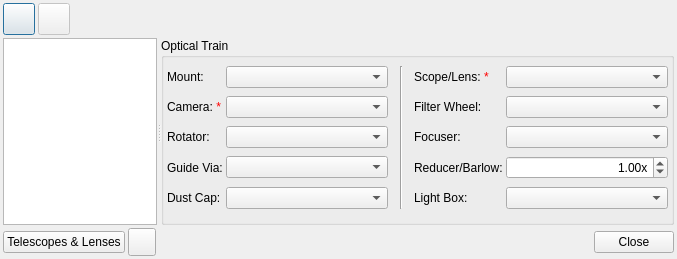
Above: kstars/ekos/auxiliary/opticaltrains.ui from KDE/kstars before the change. Below: the same form after it.
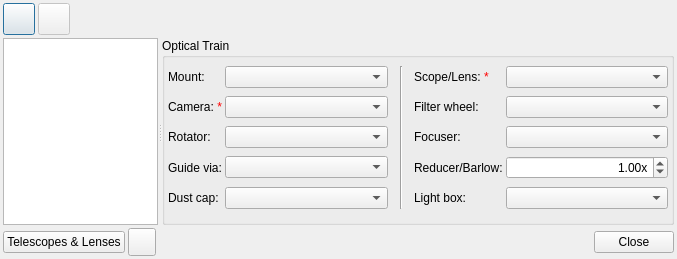
That is the form after the change. Icons and pictures are not drawn.

Diff of the .ui file:
```diff
--- a/kstars/ekos/auxiliary/opticaltrains.ui
+++ b/kstars/ekos/auxiliary/opticaltrains.ui
@@ -206,7 +206,7 @@
           <string>Select a mechanized dust cap if any (e.g. FlipFlat).</string>
          </property>
          <property name="text">
-          <string>Dust Cap:</string>
+          <string>Dust cap:</string>
          </property>
          <property name="alignment">
           <set>Qt::AlignLeading|Qt::AlignLeft|Qt::AlignVCenter</set>
@@ -262,7 +262,7 @@
           <string>Select a flat field lightbox if any (e.g. FlipFlat).</string>
          </property>
          <property name="text">
-          <string>Light Box:</string>
+          <string>Light box:</string>
          </property>
          <property name="alignment">
           <set>Qt::AlignLeading|Qt::AlignLeft|Qt::AlignVCenter</set>
@@ -275,7 +275,7 @@
           <string>&lt;html&gt;&lt;head/&gt;&lt;body&gt;&lt;p&gt;Select a filter wheel.&lt;/p&gt;&lt;p&gt;This could be a dedicated filter wheel or part of a camera driver.&lt;/p&gt;&lt;/body&gt;&lt;/html&gt;</string>
          </property>
          <property name="text">
-          <string>Filter Wheel:</string>
+          <string>Filter wheel:</string>
          </property>
          <property name="alignment">
           <set>Qt::AlignLeading|Qt::AlignLeft|Qt::AlignVCenter</set>
@@ -298,7 +298,7 @@
           <string>&lt;html&gt;&lt;head/&gt;&lt;body&gt;&lt;p&gt;Select the device that receives the guiding correction pulses. This can be one of the following devices:&lt;/p&gt;&lt;p&gt;&lt;span style=&quot; font-weight:600;&quot;&gt;Mount&lt;/span&gt;: If the Mount can receive guiding correction pulses, then it is best to select it so that the pulses are directly sent to the mount. This is the recommended option.&lt;/p&gt;&lt;p&gt;&lt;span style=&quot; font-weight:600;&quot;&gt;ST4&lt;/span&gt;: If using an ST4 cable between the guide camera and mount, then you should select the Guide Camera as the Guider.&lt;/p&gt;&lt;p&gt;&lt;span style=&quot; font-weight:600;&quot;&gt;Dedicated Guider&lt;/span&gt;: If using a dedicated guider interface device (like Shoestring GPUSB) then select it as the Guider.&lt;/p&gt;&lt;/body&gt;&lt;/html&gt;</string>
          </property>
          <property name="text">
-          <string>Guide Via:</string>
+          <string>Guide via:</string>
          </property>
          <property name="alignment">
           <set>Qt::AlignLeading|Qt::AlignLeft|Qt::AlignVCenter</set>
```
